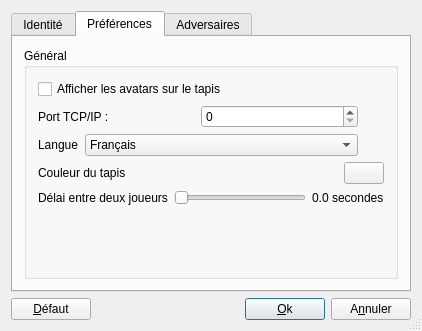
The window that src/client/OptionsUI.ui (arabine/icl) describes before a commit, drawn with Qt 5.
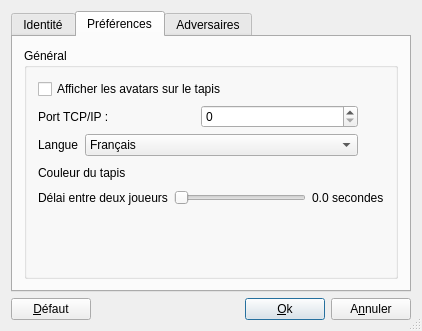
The same window after the commit. The open tabs and pages were chosen to show the change. Icons and pictures are not drawn.

The edit to the form file:
```diff
--- a/src/client/OptionsUI.ui
+++ b/src/client/OptionsUI.ui
@@ -375,6 +375,9 @@
               <property name="text">
                <string/>
               </property>
+              <property name="flat">
+               <bool>true</bool>
+              </property>
              </widget>
             </item>
            </layout>
```
Left out of the diff: 2 changed lines with no effect on the pictures.
